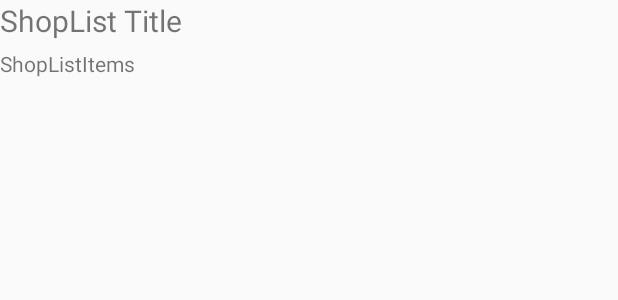
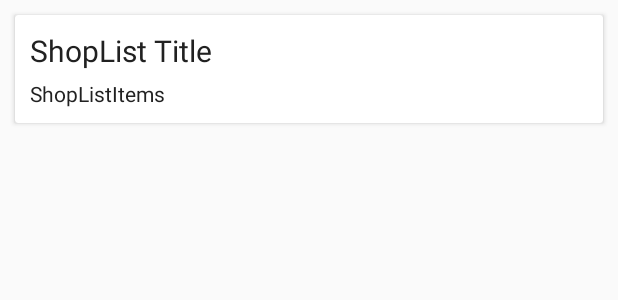
Before and after one commit to lmmediate/android-app, an Android app: the layout shoplist_preview.xml on its own in the app's theme, with its tools: preview values and no code run, on a phone screen of 412 x 824 dp. Shown: the top 300 px of the screen. Run offline under Robolectric (Android 15) with nearby library versions, the phone set to English and light mode, and no system bars; network calls fail.

Commit message:
Use CardView in shopListsPreview.

```diff
--- a/app/build.gradle
+++ b/app/build.gradle
@@ -35,6 +35,7 @@ dependencies {
     implementation 'com.android.support:appcompat-v7:27.1.0'
     implementation 'com.android.support:design:27.1.0'
     implementation 'com.android.support:recyclerview-v7:27.1.0'
+    implementation 'com.android.support:cardview-v7:27.1.0'
     implementation 'com.android.support:support-v4:27.1.0'
     implementation 'com.android.volley:volley:1.1.0'
     implementation 'com.github.bumptech.glide:glide:4.6.1'
--- a/app/src/main/java/com/hes/easysales/easysales/adapters/ShopListsPreviewAdapter.java
+++ b/app/src/main/java/com/hes/easysales/easysales/adapters/ShopListsPreviewAdapter.java
@@ -3,6 +3,7 @@ package com.hes.easysales.easysales.adapters;
 import android.content.Context;
 import android.content.Intent;
 import android.support.annotation.NonNull;
+import android.support.v7.widget.CardView;
 import android.support.v7.widget.RecyclerView;
 import android.view.LayoutInflater;
 import android.view.View;
@@ -28,7 +29,7 @@ import static com.hes.easysales.easysales.Config.MAX_LEN_PREVIEW;
 class ShopListPreviewViewHolder extends RecyclerView.ViewHolder {
     TextView tvTitlePreview;
     TextView tvItemsPreview;
-    RelativeLayout btnShowShopList;
+    CardView btnShowShopList;
 
     public ShopListPreviewViewHolder(View itemView) {
         super(itemView);
@@ -41,7 +42,6 @@ class ShopListPreviewViewHolder extends RecyclerView.ViewHolder {
 public class ShopListsPreviewAdapter extends RecyclerView.Adapter<ShopListPreviewViewHolder> {
     public List<ShopList> shopLists;
     private Context context;
-    private int maxItemCount;
 
     public ShopListsPreviewAdapter(List<ShopList> shopLists, Context context) {
         this.shopLists = shopLists;
@@ -69,6 +69,7 @@ public class ShopListsPreviewAdapter extends RecyclerView.Adapter<ShopListPrevie
                 ++itemCount;
                 continue;
             }
+            itemsPreview.append("...\n");
             break;
         }
         if (sl.getCustomItems().size() > 0) {
@@ -82,6 +83,7 @@ public class ShopListsPreviewAdapter extends RecyclerView.Adapter<ShopListPrevie
                 ++itemCount;
                 continue;
             }
+            itemsPreview.append("...\n");
             break;
         }
         holder.tvTitlePreview.setText(sl.getName());
--- a/app/src/main/res/layout/shoplist_preview.xml
+++ b/app/src/main/res/layout/shoplist_preview.xml
@@ -1,11 +1,17 @@
 <?xml version="1.0" encoding="utf-8"?>
-<RelativeLayout xmlns:android="http://schemas.android.com/apk/res/android"
+<android.support.v7.widget.CardView xmlns:android="http://schemas.android.com/apk/res/android"
     android:id="@+id/shopListPreviewLayout"
     android:layout_width="wrap_content"
     android:clickable="true"
+    android:focusable="true"
+    android:foreground="?android:attr/selectableItemBackground"
+    android:layout_margin="10dp"
+    android:layout_height="wrap_content">
+
+    <RelativeLayout
+        android:layout_width="wrap_content"
         android:layout_height="wrap_content"
-    android:foreground="?android:attr/selectableItemBackground"
-    android:focusable="true">
+        android:padding="10dp">
 
         <TextView
             android:id="@+id/tvTitlePreview"
@@ -13,6 +19,7 @@
             android:layout_height="wrap_content"
             android:layout_marginBottom="5dp"
             android:text="@string/shoplist_title"
+            android:textColor="@color/colorPrimaryText"
             android:textSize="20sp" />
 
         <TextView
@@ -20,8 +27,12 @@
             android:layout_width="match_parent"
             android:layout_height="wrap_content"
             android:layout_below="@id/tvTitlePreview"
+            android:textColor="@color/colorPrimaryText"
             android:text="@string/shoplistitems" />
 
+
     </RelativeLayout>
+</android.support.v7.widget.CardView>
+
 
 <!--EOF-->
```
Lines whose indentation alone changed are shown as unchanged.
